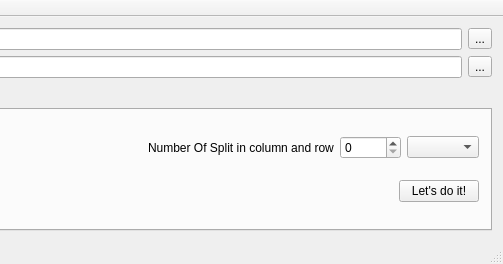
This is mainwindow.ui in windsice/Randomize_Cropper as Qt 5 draws it before an edit; both pictures show x 259 to 762 and y 0 to 264 of the 762 by 264 pixel window. The edited form follows.
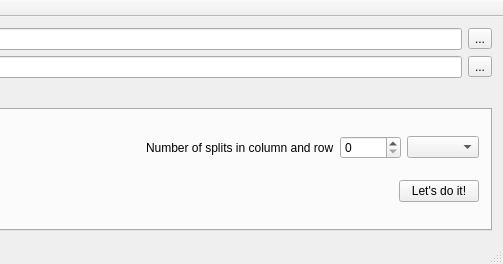
This is the edited form. The open tabs and pages were chosen to show the change.

Commit message: fix split cut bug

```diff
--- a/mainwindow.ui
+++ b/mainwindow.ui
@@ -185,7 +185,7 @@
           <item>
            <widget class="QLabel" name="label_6">
             <property name="text">
-             <string>Number Of Split in column and row</string>
+             <string>Number of splits in column and row</string>
             </property>
            </widget>
           </item>
```
Left out of the diff: 2 changed lines with no effect on the pictures. The commit also changes 1 other file.
